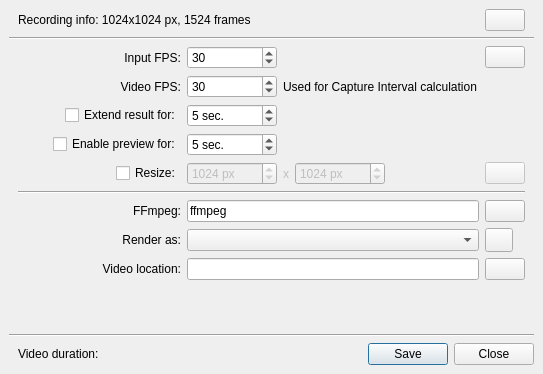
Qt form plugins/dockers/recorder/recorder_export.ui (KDE/krita) before a commit.
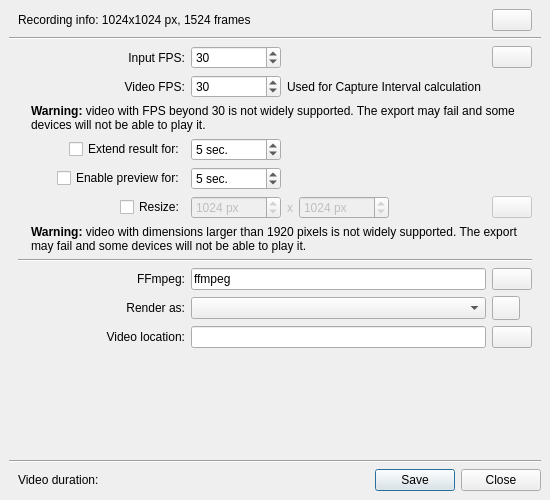
The same form after that commit. Icons and pictures are not drawn.

Commit message:
Warn about excessive video parameters in recorder
Because anything above 1920 pixels in either direction and beyond 30 FPS
isn't broadly supported. It will make exporters fail, videos not play
properly and websites reject the files.

```diff
--- a/plugins/dockers/recorder/recorder_export.ui
+++ b/plugins/dockers/recorder/recorder_export.ui
@@ -10,8 +10,8 @@
    <rect>
     <x>0</x>
     <y>0</y>
-    <width>543</width>
-    <height>374</height>
+    <width>550</width>
+    <height>500</height>
    </rect>
   </property>
   <property name="windowTitle">
@@ -86,7 +86,331 @@
          <property name="rightMargin">
           <number>9</number>
          </property>
-         <item row="9" column="0" colspan="3">
+         <item row="13" column="0">
+          <widget class="QLabel" name="labelResolution">
+           <property name="text">
+            <string>Render as:</string>
+           </property>
+           <property name="alignment">
+            <set>Qt::AlignRight|Qt::AlignTrailing|Qt::AlignVCenter</set>
+           </property>
+           <property name="buddy">
+            <cstring>comboProfile</cstring>
+           </property>
+          </widget>
+         </item>
+         <item row="14" column="0">
+          <widget class="QLabel" name="labelExportTo">
+           <property name="text">
+            <string>Video location:</string>
+           </property>
+           <property name="alignment">
+            <set>Qt::AlignRight|Qt::AlignTrailing|Qt::AlignVCenter</set>
+           </property>
+           <property name="buddy">
+            <cstring>editVideoFilePath</cstring>
+           </property>
+          </widget>
+         </item>
+         <item row="12" column="2">
+          <widget class="QPushButton" name="buttonBrowseFfmpeg">
+           <property name="toolTip">
+            <string>Setup ffmpeg executable location</string>
+           </property>
+           <property name="text">
+            <string/>
+           </property>
+           <property name="icon">
+            <iconset theme="folder"/>
+           </property>
+          </widget>
+         </item>
+         <item row="6" column="1">
+          <layout class="QHBoxLayout" name="horizontalLayout_7">
+           <item>
+            <widget class="QSpinBox" name="spinFirstFrameSec">
+             <property name="minimumSize">
+              <size>
+               <width>90</width>
+               <height>0</height>
+              </size>
+             </property>
+             <property name="suffix">
+              <string> sec.</string>
+             </property>
+             <property name="maximum">
+              <number>120</number>
+             </property>
+             <property name="value">
+              <number>5</number>
+             </property>
+            </widget>
+           </item>
+           <item>
+            <spacer name="horizontalSpacer_17">
+             <property name="orientation">
+              <enum>Qt::Horizontal</enum>
+             </property>
+             <property name="sizeHint" stdset="0">
+              <size>
+               <width>6</width>
+               <height>6</height>
+              </size>
+             </property>
+            </spacer>
+           </item>
+          </layout>
+         </item>
+         <item row="9" column="0">
+          <layout class="QHBoxLayout" name="horizontalLayout_8" stretch="1,0">
+           <item>
+            <spacer name="horizontalSpacer_12">
+             <property name="orientation">
+              <enum>Qt::Horizontal</enum>
+             </property>
+             <property name="sizeType">
+              <enum>QSizePolicy::Preferred</enum>
+             </property>
+             <property name="sizeHint" stdset="0">
+              <size>
+               <width>13</width>
+               <height>13</height>
+              </size>
+             </property>
+            </spacer>
+           </item>
+           <item>
+            <widget class="QCheckBox" name="checkResize">
+             <property name="sizePolicy">
+              <sizepolicy hsizetype="Minimum" vsizetype="Fixed">
+               <horstretch>0</horstretch>
+               <verstretch>0</verstretch>
+              </sizepolicy>
+             </property>
+             <property name="text">
+              <string>Resize:</string>
+             </property>
+            </widget>
+           </item>
+          </layout>
+         </item>
+         <item row="13" column="2">
+          <widget class="QPushButton" name="buttonEditProfile">
+           <property name="sizePolicy">
+            <sizepolicy hsizetype="Fixed" vsizetype="Fixed">
+             <horstretch>0</horstretch>
+             <verstretch>0</verstretch>
+            </sizepolicy>
+           </property>
+           <property name="minimumSize">
+            <size>
+             <width>28</width>
+             <height>24</height>
+            </size>
+           </property>
+           <property name="maximumSize">
+            <size>
+             <width>28</width>
+             <height>24</height>
+            </size>
+           </property>
+           <property name="toolTip">
+            <string>Edit video profile</string>
+           </property>
+          </widget>
+         </item>
+         <item row="12" column="0">
+          <widget class="QLabel" name="labelFfmpegLocation">
+           <property name="text">
+            <string>FFmpeg:</string>
+           </property>
+           <property name="alignment">
+            <set>Qt::AlignRight|Qt::AlignTrailing|Qt::AlignVCenter</set>
+           </property>
+           <property name="buddy">
+            <cstring>editFfmpegPath</cstring>
+           </property>
+          </widget>
+         </item>
+         <item row="14" column="2">
+          <widget class="QPushButton" name="buttonBrowseExport">
+           <property name="toolTip">
+            <string>Select a file location for the exported timelapse video</string>
+           </property>
+           <property name="text">
+            <string/>
+           </property>
+           <property name="icon">
+            <iconset theme="folder"/>
+           </property>
+          </widget>
+         </item>
+         <item row="9" column="1">
+          <widget class="QWidget" name="widgetResolution" native="true">
+           <property name="enabled">
+            <bool>false</bool>
+           </property>
+           <layout class="QHBoxLayout" name="horizontalLayout_4">
+            <property name="leftMargin">
+             <number>0</number>
+            </property>
+            <property name="topMargin">
+             <number>0</number>
+            </property>
+            <property name="rightMargin">
+             <number>0</number>
+            </property>
+            <property name="bottomMargin">
+             <number>0</number>
+            </property>
+            <item>
+             <widget class="QSpinBox" name="spinScaleWidth">
+              <property name="minimumSize">
+               <size>
+                <width>90</width>
+                <height>0</height>
+               </size>
+              </property>
+              <property name="toolTip">
+               <string>Width</string>
+              </property>
+              <property name="keyboardTracking">
+               <bool>false</bool>
+              </property>
+              <property name="suffix">
+               <string> px</string>
+              </property>
+              <property name="minimum">
+               <number>256</number>
+              </property>
+              <property name="maximum">
+               <number>8192</number>
+              </property>
+              <property name="singleStep">
+               <number>128</number>
+              </property>
+              <property name="value">
+               <number>1024</number>
+              </property>
+             </widget>
+            </item>
+            <item>
+             <widget class="QLabel" name="labelX">
+              <property name="text">
+               <string>x</string>
+              </property>
+             </widget>
+            </item>
+            <item>
+             <widget class="QSpinBox" name="spinScaleHeight">
+              <property name="minimumSize">
+               <size>
+                <width>90</width>
+                <height>0</height>
+               </size>
+              </property>
+              <property name="toolTip">
+               <string>Height</string>
+              </property>
+              <property name="keyboardTracking">
+               <bool>false</bool>
+              </property>
+              <property name="suffix">
+               <string> px</string>
+              </property>
+              <property name="minimum">
+               <number>256</number>
+              </property>
+              <property name="maximum">
+               <number>8192</number>
+              </property>
+              <property name="singleStep">
+               <number>128</number>
+              </property>
+              <property name="value">
+               <number>1024</number>
+              </property>
+             </widget>
+            </item>
+            <item>
+             <spacer name="horizontalSpacer_4">
+              <property name="orientation">
+               <enum>Qt::Horizontal</enum>
+              </property>
+              <property name="sizeType">
+               <enum>QSizePolicy::Expanding</enum>
+              </property>
+              <property name="sizeHint" stdset="0">
+               <size>
+                <width>0</width>
+                <height>22</height>
+               </size>
+              </property>
+             </spacer>
+            </item>
+           </layout>
+          </widget>
+         </item>
+         <item row="1" column="0">
+          <widget class="QLabel" name="labelFps">
+           <property name="text">
+            <string>Video FPS:</string>
+           </property>
+           <property name="alignment">
+            <set>Qt::AlignRight|Qt::AlignTrailing|Qt::AlignVCenter</set>
+           </property>
+           <property name="buddy">
+            <cstring>spinFps</cstring>
+           </property>
+          </widget>
+         </item>
+         <item row="0" column="0">
+          <widget class="QLabel" name="labelFpsInput">
+           <property name="toolTip">
+            <string>The speed of reading the input stream.
+For example, to make your timelapse twice faster, the Input FPS should be twice larger of the Video FPS.</string>
+           </property>
+           <property name="text">
+            <string comment="Input FPS of recorded timelapses.">Input FPS:</string>
+           </property>
+           <property name="alignment">
+            <set>Qt::AlignRight|Qt::AlignTrailing|Qt::AlignVCenter</set>
+           </property>
+           <property name="buddy">
+            <cstring>spinInputFps</cstring>
+           </property>
+          </widget>
+         </item>
+         <item row="9" column="2">
+          <widget class="QPushButton" name="buttonLockRatio">
+           <property name="enabled">
+            <bool>false</bool>
+           </property>
+           <property name="toolTip">
+            <string>Constrain proportions</string>
+           </property>
+           <property name="text">
+            <string/>
+           </property>
+           <property name="icon">
+            <iconset theme="lock"/>
+           </property>
+           <property name="checkable">
+            <bool>true</bool>
+           </property>
+          </widget>
+         </item>
+         <item row="13" column="1">
+          <widget class="QComboBox" name="comboProfile">
+           <property name="minimumSize">
+            <size>
+             <width>120</width>
+             <height>0</height>
+            </size>
+           </property>
+          </widget>
+         </item>
+         <item row="11" column="0" colspan="3">
           <widget class="Line" name="line">
            <property name="orientation">
             <enum>Qt::Horizontal</enum>
@@ -135,14 +459,60 @@
            </item>
           </layout>
          </item>
-         <item row="11" column="1">
-          <widget class="QComboBox" name="comboProfile">
+         <item row="3" column="0">
+          <layout class="QHBoxLayout" name="horizontalLayout_9">
+           <item>
+            <spacer name="horizontalSpacer_16">
+             <property name="orientation">
+              <enum>Qt::Horizontal</enum>
+             </property>
+             <property name="sizeHint" stdset="0">
+              <size>
+               <width>40</width>
+               <height>20</height>
+              </size>
+             </property>
+            </spacer>
+           </item>
+           <item>
+            <widget class="QCheckBox" name="extendResultCheckBox">
+             <property name="toolTip">
+              <string>Extend the last frame in the exported video by the specified duration</string>
+             </property>
+             <property name="text">
+              <string>Extend result for:</string>
+             </property>
+            </widget>
+           </item>
+          </layout>
+         </item>
+         <item row="0" column="2">
+          <widget class="QPushButton" name="buttonLockFps">
+           <property name="toolTip">
+            <string>Use the same rate for Input FPS and Video FPS</string>
+           </property>
+           <property name="text">
+            <string/>
+           </property>
+           <property name="icon">
+            <iconset theme="lock"/>
+           </property>
+           <property name="checkable">
+            <bool>true</bool>
+           </property>
+          </widget>
+         </item>
+         <item row="14" column="1">
+          <widget class="QLineEdit" name="editVideoFilePath">
            <property name="minimumSize">
             <size>
              <width>120</width>
              <height>0</height>
             </size>
            </property>
+           <property name="readOnly">
+            <bool>false</bool>
+           </property>
           </widget>
          </item>
          <item row="1" column="1">
@@ -200,7 +570,7 @@
            </item>
           </layout>
          </item>
-         <item row="2" column="1">
+         <item row="3" column="1">
           <layout class="QHBoxLayout" name="horizontalLayout_6">
            <item>
             <widget class="QSpinBox" name="spinLastFrameSec">
@@ -236,92 +606,7 @@
            </item>
           </layout>
          </item>
-         <item row="0" column="0">
-          <widget class="QLabel" name="labelFpsInput">
-           <property name="toolTip">
-            <string>The speed of reading the input stream.
-For example, to make your timelapse twice faster, the Input FPS should be twice larger of the Video FPS.</string>
-           </property>
-           <property name="text">
-            <string comment="Input FPS of recorded timelapses.">Input FPS:</string>
-           </property>
-           <property name="alignment">
-            <set>Qt::AlignRight|Qt::AlignTrailing|Qt::AlignVCenter</set>
-           </property>
-           <property name="buddy">
-            <cstring>spinInputFps</cstring>
-           </property>
-          </widget>
-         </item>
-         <item row="0" column="2">
-          <widget class="QPushButton" name="buttonLockFps">
-           <property name="toolTip">
-            <string>Use the same rate for Input FPS and Video FPS</string>
-           </property>
-           <property name="text">
-            <string/>
-           </property>
-           <property name="icon">
-            <iconset theme="lock">
-             <normaloff>.</normaloff>.</iconset>
-           </property>
-           <property name="checkable">
-            <bool>true</bool>
-           </property>
-          </widget>
-         </item>
          <item row="12" column="1">
-          <widget class="QLineEdit" name="editVideoFilePath">
-           <property name="minimumSize">
-            <size>
-             <width>120</width>
-             <height>0</height>
-            </size>
-           </property>
-           <property name="readOnly">
-            <bool>false</bool>
-           </property>
-          </widget>
-         </item>
-         <item row="1" column="0">
-          <widget class="QLabel" name="labelFps">
-           <property name="text">
-            <string>Video FPS:</string>
-           </property>
-           <property name="alignment">
-            <set>Qt::AlignRight|Qt::AlignTrailing|Qt::AlignVCenter</set>
-           </property>
-           <property name="buddy">
-            <cstring>spinFps</cstring>
-           </property>
-          </widget>
-         </item>
-         <item row="11" column="2">
-          <widget class="QPushButton" name="buttonEditProfile">
-           <property name="sizePolicy">
-            <sizepolicy hsizetype="Fixed" vsizetype="Fixed">
-             <horstretch>0</horstretch>
-             <verstretch>0</verstretch>
-            </sizepolicy>
-           </property>
-           <property name="minimumSize">
-            <size>
-             <width>28</width>
-             <height>24</height>
-            </size>
-           </property>
-           <property name="maximumSize">
-            <size>
-             <width>28</width>
-             <height>24</height>
-            </size>
-           </property>
-           <property name="toolTip">
-            <string>Edit video profile</string>
-           </property>
-          </widget>
-         </item>
-         <item row="10" column="1">
           <widget class="QLineEdit" name="editFfmpegPath">
            <property name="minimumSize">
             <size>
@@ -337,81 +622,7 @@
            </property>
           </widget>
          </item>
-         <item row="8" column="2">
-          <widget class="QPushButton" name="buttonLockRatio">
-           <property name="enabled">
-            <bool>false</bool>
-           </property>
-           <property name="toolTip">
-            <string>Constrain proportions</string>
-           </property>
-           <property name="text">
-            <string/>
-           </property>
-           <property name="icon">
-            <iconset theme="lock">
-             <normaloff>.</normaloff>.</iconset>
-           </property>
-           <property name="checkable">
-            <bool>true</bool>
-           </property>
-          </widget>
-         </item>
-         <item row="2" column="0">
-          <layout class="QHBoxLayout" name="horizontalLayout_9">
-           <item>
-            <spacer name="horizontalSpacer_16">
-             <property name="orientation">
-              <enum>Qt::Horizontal</enum>
-             </property>
-             <property name="sizeHint" stdset="0">
-              <size>
-               <width>40</width>
-               <height>20</height>
-              </size>
-             </property>
-            </spacer>
-           </item>
-           <item>
-            <widget class="QCheckBox" name="extendResultCheckBox">
-             <property name="toolTip">
-              <string>Extend the last frame in the exported video by the specified duration</string>
-             </property>
-             <property name="text">
-              <string>Extend result for:</string>
-             </property>
-            </widget>
-           </item>
-          </layout>
-         </item>
-         <item row="12" column="2">
-          <widget class="QPushButton" name="buttonBrowseExport">
-           <property name="toolTip">
-            <string>Select a file location for the exported timelapse video</string>
-           </property>
-           <property name="text">
-            <string/>
-           </property>
-           <property name="icon">
-            <iconset theme="folder">
-             <normaloff>.</normaloff>.</iconset>
-           </property>
-          </widget>
-         </item>
-         <item row="12" column="0">
-          <widget class="QLabel" name="labelExportTo">
-           <property name="text">
-            <string>Video location:</string>
-           </property>
-           <property name="alignment">
-            <set>Qt::AlignRight|Qt::AlignTrailing|Qt::AlignVCenter</set>
-           </property>
-           <property name="buddy">
-            <cstring>editVideoFilePath</cstring>
-           </property>
-          </widget>
-         </item>
-         <item row="5" column="0">
+         <item row="6" column="0">
           <layout class="QHBoxLayout" name="horizontalLayout_11">
            <item>
             <spacer name="horizontalSpacer_18">
@@ -442,12 +653,9 @@
            </item>
           </layout>
          </item>
-         <item row="8" column="1">
-          <widget class="QWidget" name="widgetResolution" native="true">
-           <property name="enabled">
-            <bool>false</bool>
-           </property>
-           <layout class="QHBoxLayout" name="horizontalLayout_4">
+         <item row="10" column="0" colspan="3">
+          <widget class="QWidget" name="wdgWarnSize" native="true">
+           <layout class="QHBoxLayout" name="lytWarnSize" stretch="0,1">
             <property name="leftMargin">
              <number>0</number>
             </property>
@@ -461,202 +669,58 @@
              <number>0</number>
             </property>
             <item>
-             <widget class="QSpinBox" name="spinScaleWidth">
-              <property name="minimumSize">
-               <size>
-                <width>90</width>
-                <height>0</height>
-               </size>
+             <widget class="QLabel" name="lblWarnSizeIcon"/>
+            </item>
+            <item>
+             <widget class="QLabel" name="lblWarnSizeText">
+              <property name="text">
+               <string>&lt;strong&gt;Warning:&lt;/strong&gt; video with dimensions larger than 1920 pixels is not widely supported. The export may fail and some devices will not be able to play it.</string>
               </property>
-              <property name="toolTip">
-               <string>Width</string>
+              <property name="textFormat">
+               <enum>Qt::RichText</enum>
               </property>
-              <property name="keyboardTracking">
-               <bool>false</bool>
+              <property name="wordWrap">
+               <bool>true</bool>
               </property>
-              <property name="suffix">
-               <string> px</string>
-              </property>
-              <property name="minimum">
-               <number>256</number>
-              </property>
-              <property name="maximum">
-               <number>8192</number>
-              </property>
-              <property name="singleStep">
-               <number>128</number>
-              </property>
-              <property name="value">
-               <number>1024</number>
-              </property>
              </widget>
             </item>
+           </layout>
+          </widget>
+         </item>
+         <item row="2" column="0" colspan="3">
+          <widget class="QWidget" name="wdgWarnFps" native="true">
+           <layout class="QHBoxLayout" name="lytWarnFps" stretch="0,1">
+            <property name="leftMargin">
+             <number>0</number>
+            </property>
+            <property name="topMargin">
+             <number>0</number>
+            </property>
+            <property name="rightMargin">
+             <number>0</number>
+            </property>
+            <property name="bottomMargin">
+             <number>0</number>
+            </property>
             <item>
-             <widget class="QLabel" name="labelX">
-              <property name="text">
-               <string>x</string>
-              </property>
-             </widget>
+             <widget class="QLabel" name="lblWarnFpsIcon"/>
             </item>
             <item>
-             <widget class="QSpinBox" name="spinScaleHeight">
-              <property name="minimumSize">
-               <size>
-                <width>90</width>
-                <height>0</height>
-               </size>
+             <widget class="QLabel" name="lblWarnFpsText">
+              <property name="text">
+               <string>&lt;strong&gt;Warning:&lt;/strong&gt; video with FPS beyond 30 is not widely supported. The export may fail and some devices will not be able to play it.</string>
               </property>
-              <property name="toolTip">
-               <string>Height</string>
+              <property name="textFormat">
+               <enum>Qt::RichText</enum>
               </property>
-              <property name="keyboardTracking">
-               <bool>false</bool>
+              <property name="wordWrap">
+               <bool>true</bool>
               </property>
-              <property name="suffix">
-               <string> px</string>
-              </property>
-              <property name="minimum">
-               <number>256</number>
-              </property>
-              <property name="maximum">
-               <number>8192</number>
-              </property>
-              <property name="singleStep">
-               <number>128</number>
-              </property>
-              <property name="value">
-               <number>1024</number>
-              </property>
              </widget>
             </item>
-            <item>
-             <spacer name="horizontalSpacer_4">
-              <property name="orientation">
-               <enum>Qt::Horizontal</enum>
-              </property>
-              <property name="sizeType">
-               <enum>QSizePolicy::Expanding</enum>
-              </property>
-              <property name="sizeHint" stdset="0">
-               <size>
-                <width>0</width>
-                <height>22</height>
-               </size>
-              </property>
-             </spacer>
-            </item>
            </layout>
           </widget>
          </item>
-         <item row="11" column="0">
-          <widget class="QLabel" name="labelResolution">
-           <property name="text">
-            <string>Render as:</string>
-           </property>
-           <property name="alignment">
-            <set>Qt::AlignRight|Qt::AlignTrailing|Qt::AlignVCenter</set>
-           </property>
-           <property name="buddy">
-            <cstring>comboProfile</cstring>
-           </property>
-          </widget>
-         </item>
-         <item row="10" column="2">
-          <widget class="QPushButton" name="buttonBrowseFfmpeg">
-           <property name="toolTip">
-            <string>Setup ffmpeg executable location</string>
-           </property>
-           <property name="text">
-            <string/>
-           </property>
-           <property name="icon">
-            <iconset theme="folder">
-             <normaloff>.</normaloff>.</iconset>
-           </property>
-          </widget>
-         </item>
-         <item row="5" column="1">
-          <layout class="QHBoxLayout" name="horizontalLayout_7">
-           <item>
-            <widget class="QSpinBox" name="spinFirstFrameSec">
-             <property name="minimumSize">
-              <size>
-               <width>90</width>
-               <height>0</height>
-              </size>
-             </property>
-             <property name="suffix">
-              <string> sec.</string>
-             </property>
-             <property name="maximum">
-              <number>120</number>
-             </property>
-             <property name="value">
-              <number>5</number>
-             </property>
-            </widget>
-           </item>
-           <item>
-            <spacer name="horizontalSpacer_17">
-             <property name="orientation">
-              <enum>Qt::Horizontal</enum>
-             </property>
-             <property name="sizeHint" stdset="0">
-              <size>
-               <width>6</width>
-               <height>6</height>
-              </size>
-             </property>
-            </spacer>
-           </item>
-          </layout>
-         </item>
-         <item row="10" column="0">
-          <widget class="QLabel" name="labelFfmpegLocation">
-           <property name="text">
-            <string>FFmpeg:</string>
-           </property>
-           <property name="alignment">
-            <set>Qt::AlignRight|Qt::AlignTrailing|Qt::AlignVCenter</set>
-           </property>
-           <property name="buddy">
-            <cstring>editFfmpegPath</cstring>
-           </property>
-          </widget>
-         </item>
-         <item row="8" column="0">
-          <layout class="QHBoxLayout" name="horizontalLayout_8" stretch="1,0">
-           <item>
-            <spacer name="horizontalSpacer_12">
-             <property name="orientation">
-              <enum>Qt::Horizontal</enum>
-             </property>
-             <property name="sizeType">
-              <enum>QSizePolicy::Preferred</enum>
-             </property>
-             <property name="sizeHint" stdset="0">
-              <size>
-               <width>13</width>
-               <height>13</height>
-              </size>
-             </property>
-            </spacer>
-           </item>
-           <item>
-            <widget class="QCheckBox" name="checkResize">
-             <property name="sizePolicy">
-              <sizepolicy hsizetype="Minimum" vsizetype="Fixed">
-               <horstretch>0</horstretch>
-               <verstretch>0</verstretch>
-              </sizepolicy>
-             </property>
-             <property name="text">
-              <string>Resize:</string>
-             </property>
-            </widget>
-           </item>
-          </layout>
-         </item>
         </layout>
        </item>
        <item>
```
The commit also changes 1 other file.
